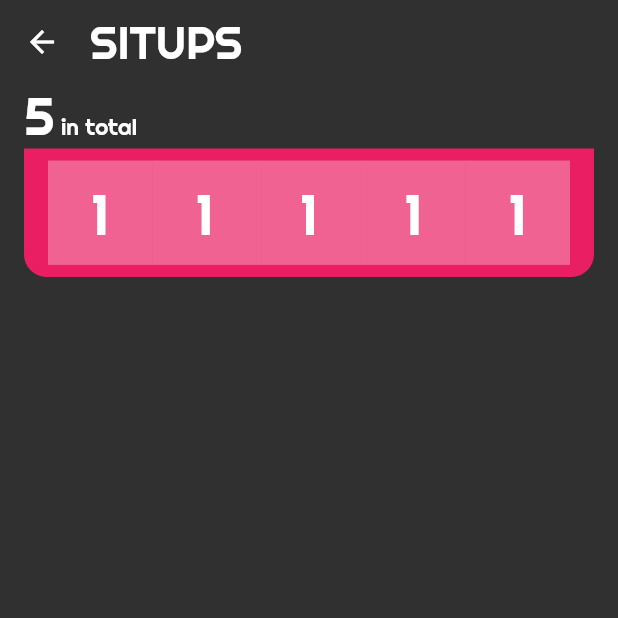
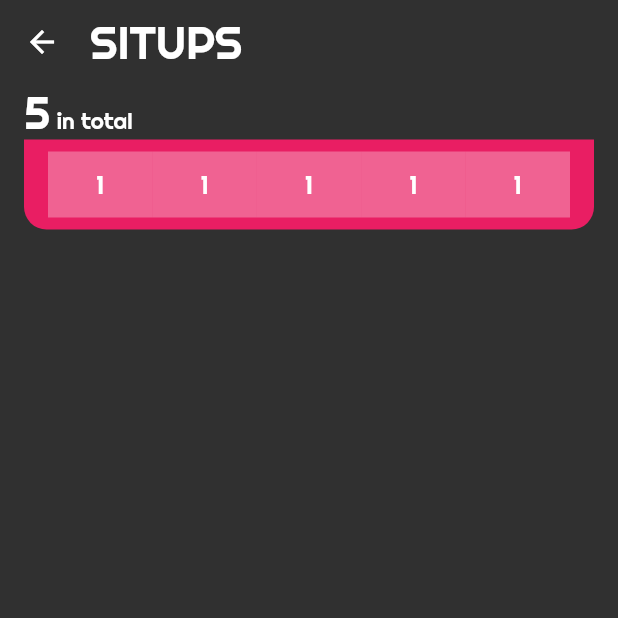
Before and after one commit to fourman-alex/Drillz, a Flutter app: the screen it shows after launch, after a tap on the "menu" icon, after a tap on "PULLUPS", after a tap on "SITUPS", on a phone screen of 412 x 824 dp, the top half of it. Run offline on Flutter 3.47's test engine with Material 2 defaults, Android fonts, the phone set to English and light mode, and no system bars; our stand-ins replace audioplayers, shared_preferences, tinycolor, wakelock; statements that could not run were skipped.

Commit message:
limit row height so that in the higher 100s the row does not expand vertically to a huge space

```diff
--- a/lib/level_selection_screen.dart
+++ b/lib/level_selection_screen.dart
@@ -169,7 +169,7 @@ class LevelPage extends StatelessWidget {
                 style: theme.textTheme.body1.copyWith(
                   fontWeight: FontWeight.w500,
                   fontFamily: Consts.righteousFont,
-                  fontSize: 35,
+                  fontSize: 30,
                   color: textColor,
                 ),
                 children: <TextSpan>[
@@ -203,6 +203,7 @@ class LevelPage extends StatelessWidget {
                     );
                   },
                   child: Container(
+                    height: 60,
                     decoration: BoxDecoration(
                       color: cardColor,
                       borderRadius: _borderRadius,
```
